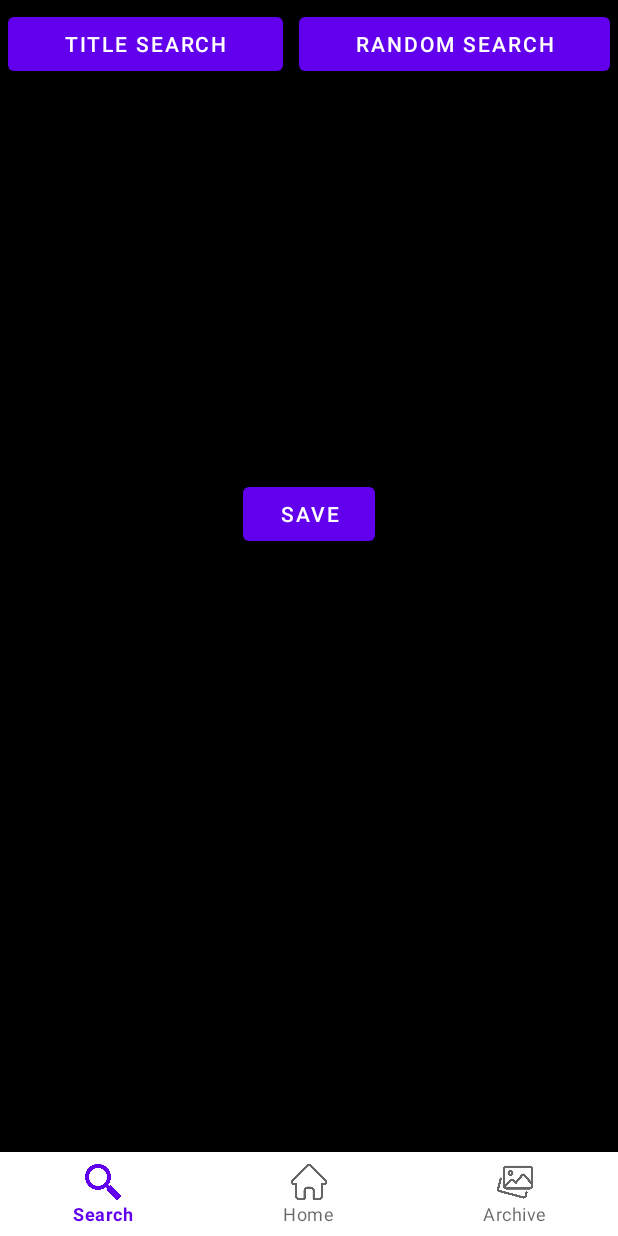
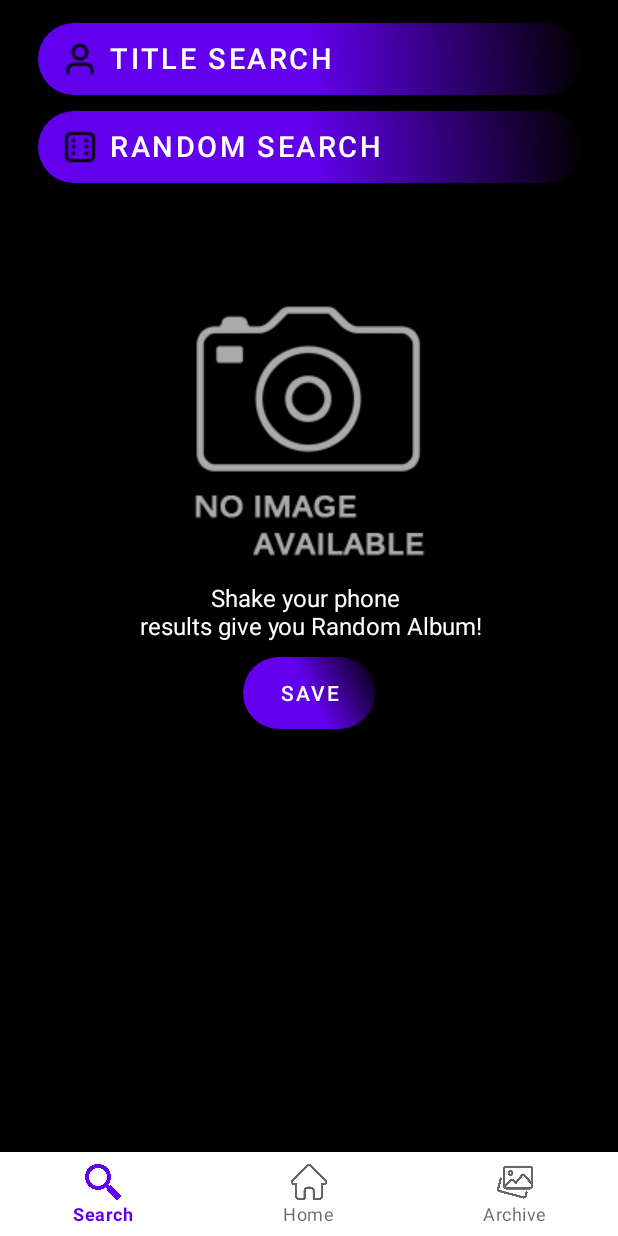
Before and after one commit to mingy1206/23-MP, an Android app: the fragment search placed in its activity, after a tap on "RANDOM SEARCH", on a phone screen of 412 x 824 dp. Run offline under Robolectric (Android 15) with nearby library versions, the phone set to English and light mode, and no system bars; our stand-ins replace Firebase (no records; nobody signed in at launch, a user with empty details on screens opened directly); pictures from the network do not load.

Commit message:
Modified Search Page

```diff
--- a/app/src/main/java/com/gachon/termproject/JsonParserHelper.java
+++ b/app/src/main/java/com/gachon/termproject/JsonParserHelper.java
@@ -33,9 +33,8 @@ public class JsonParserHelper {
             JSONObject jsonObject = new JSONObject(originalJson);
             String jsonChannel = jsonObject.getString("channel");
             JSONObject jsonObject2 = new JSONObject(jsonChannel);
-            JSONArray jsonArray = jsonObject2.getJSONArray("item");
+            JSONObject item = jsonObject2.getJSONObject("item");
 
-            JSONObject item = jsonArray.getJSONObject(0);
             returnResult[0] = item.getString("id");
             returnResult[1] = item.getString("title");
             returnResult[2] = item.getJSONObject("artist").getString("name");
--- a/app/src/main/java/com/gachon/termproject/search.java
+++ b/app/src/main/java/com/gachon/termproject/search.java
@@ -8,6 +8,7 @@ import androidx.fragment.app.Fragment;
 
 import android.os.Handler;
 import android.os.Looper;
+import android.util.Log;
 import android.view.LayoutInflater;
 import android.view.View;
 import android.view.ViewGroup;
@@ -55,7 +56,7 @@ public class search extends Fragment {
     EditText searchKeyword;
     Button searchButton;
     ImageView resImage;
-    TextView resTitle, resAuthor, resID;
+    TextView resTitle, resAuthor;
 
     // DB에 넣을 수도 있는 값
     String[] mappedAlbumId = new String[2]; // 랜덤 샘플링 직후의 ID와 썸네일 링크 저장
@@ -71,7 +72,6 @@ public class search extends Fragment {
         resImage = (ImageView) rootView.findViewById(R.id.searchResultImage);
         resTitle = (TextView) rootView.findViewById(R.id.searchResultTitle);
         resAuthor = (TextView) rootView.findViewById(R.id.searchResultAuthor);
-        resID = (TextView) rootView.findViewById(R.id.searchResultId);
         change_btn1=(Button) rootView.findViewById(R.id.go_to_random1);
         change_fragment=new search_random();
 
@@ -79,10 +79,16 @@ public class search extends Fragment {
         searchButton.setOnClickListener(new View.OnClickListener() {
             @Override
             public void onClick(View v) {
+                resTitle.setText("");
+                resAuthor.setText("Searching... Please wait...");
                 new Thread(() -> {
                     String keyword = searchKeyword.getText().toString();
-                    String searchJsonReturn = ManiaDBConnector.getJsonOfSearch(keyword, "album", 2);
+                    String searchJsonReturn = ManiaDBConnector.getJsonOfSearch(keyword, "album", 1);
                     String[] searchArrayReturn = JsonParserHelper.getSearchResultFromJson(searchJsonReturn);
+
+                    if (searchArrayReturn[0] == null) {
+                        searchArrayReturn[1] = "Song Not Found";
+                    }
 
                     Handler handler = new Handler(Looper.getMainLooper());
 
@@ -90,7 +96,6 @@ public class search extends Fragment {
                         title=searchArrayReturn[1];
                         resTitle.setText(searchArrayReturn[1]);
                         resAuthor.setText(searchArrayReturn[2]);
-                        resID.setText(searchArrayReturn[0]);
                     });
                     new DownloadFilesTask().execute(searchArrayReturn[3]);
                 }).start();
@@ -106,9 +111,15 @@ public class search extends Fragment {
             }
         });
 
+        // 세이브 버튼 눌렀을 때
         save_btn1.setOnClickListener(new View.OnClickListener() {
             @Override
             public void onClick(View v) {
+                if (resTitle.getText().toString().equals("")) {
+                    Toast.makeText(getContext(), "Please search the song first", Toast.LENGTH_SHORT).show();
+                    return;
+                }
+
                 String id = ((FrameActivity)getActivity()).valueOfID();
                 FirebaseArrayUpdater arrayUpdater = new FirebaseArrayUpdater(id);
                 arrayUpdater.addValue(saveImage);
--- a/app/src/main/java/com/gachon/termproject/search_random.java
+++ b/app/src/main/java/com/gachon/termproject/search_random.java
@@ -39,6 +39,11 @@ public class search_random extends Fragment  implements SensorEventListener{
     private long lastShakeTime;
     private Button save_btn2;
     private String saveImage;
+    // 여기부터 내가 직접 적용한 내용분임. 변수값이랑 각종 함수 복사 붙여넣기 하면 될 것.
+    // 레이아웃 변수
+    EditText searchKeyword;
+    TextView tooltipText;
+    ImageView resImage;
 
 
     public search_random() {
@@ -53,12 +58,6 @@ public class search_random extends Fragment  implements SensorEventListener{
 
     }
 
-    // 여기부터 내가 직접 적용한 내용분임. 변수값이랑 각종 함수 복사 붙여넣기 하면 될 것.
-    // 레이아웃 변수
-    EditText searchKeyword;
-    Button searchButton, searchImageId;
-    ImageView resImage;
-    TextView resTitle, resAuthor, resID;
 
     // DB에 넣을 수도 있는 값
     String[] mappedAlbumId = new String[2]; // 랜덤 샘플링 직후의 ID와 썸네일 링크 저장
@@ -74,13 +73,9 @@ public class search_random extends Fragment  implements SensorEventListener{
         ViewGroup rootView = (ViewGroup) inflater.inflate(R.layout.fragment_search_random, container, false);
         save_btn2 =(Button) rootView.findViewById(R.id.saveButton2);
         searchKeyword = (EditText) rootView.findViewById(R.id.searchKeyword);
-        searchButton = (Button) rootView.findViewById(R.id.searchButton);
-        searchImageId = (Button) rootView.findViewById(R.id.saveButton2);
         resImage = (ImageView) rootView.findViewById(R.id.searchResultImage);
-        resTitle = (TextView) rootView.findViewById(R.id.searchResultTitle);
-        resAuthor = (TextView) rootView.findViewById(R.id.searchResultAuthor);
-        resID = (TextView) rootView.findViewById(R.id.searchResultId);
         change_btn2=(Button) rootView.findViewById(R.id.go_to_title2);
+        tooltipText = (TextView) rootView.findViewById(R.id.randomTooltip);
         change_fragment=new search();
 
 
@@ -92,9 +87,16 @@ public class search_random extends Fragment  implements SensorEventListener{
                 ((FrameActivity)getActivity()).loadFragment(change_fragment);
             }
         });
+
+        // 세이브 버튼 눌렀을 때
         save_btn2.setOnClickListener(new View.OnClickListener() {
             @Override
             public void onClick(View v) {
+                if (saveImage == null) {
+                    Toast.makeText(getContext(), "Please roll the image first.", Toast.LENGTH_SHORT).show();
+                    return;
+                }
+
                 String id = ((FrameActivity)getActivity()).valueOfID();
                 FirebaseArrayUpdater arrayUpdater = new FirebaseArrayUpdater(id);
                 arrayUpdater.addValue(saveImage);
@@ -129,6 +131,7 @@ public class search_random extends Fragment  implements SensorEventListener{
             double acceleration = sqrt(abs(x) +abs(y) +abs(z));
 
             if(acceleration>(5.8)){
+                tooltipText.setText("Random Sampling... Please wait...");
                 new Thread(() -> {
                     int loopCount = 0;
                     int randId;
@@ -143,7 +146,7 @@ public class search_random extends Fragment  implements SensorEventListener{
                     String finalRandId = Integer.toString(randId);
                     Handler handler = new Handler(Looper.getMainLooper());
                     handler.post(() -> {
-                        resID.setText(finalRandId);
+                        tooltipText.setText("Here are random sampled album!");
                     });
                     new DownloadFilesTask().execute(thumbnail);
                     mappedAlbumId[0] = finalRandId;
@@ -169,7 +172,7 @@ public class search_random extends Fragment  implements SensorEventListener{
             Bitmap bmp = null;
             try{
                 String img_url = strings[0];
-                saveImage =img_url;
+                saveImage = img_url;
                 URL url = new URL(img_url);
                 bmp = BitmapFactory.decodeStream(url.openConnection().getInputStream());
             } catch(IOException e) {
--- a/app/src/main/res/layout/fragment_search_random.xml
+++ b/app/src/main/res/layout/fragment_search_random.xml
@@ -7,28 +7,39 @@
 
     <!-- TODO: Update blank fragment layout -->
     <RelativeLayout
+        android:layout_marginTop="10dp"
         android:layout_width="match_parent"
         android:layout_height="match_parent"
         android:orientation="vertical">
         <LinearLayout
-            android:id="@+id/change"
+            android:id="@+id/change2"
             android:layout_width="match_parent"
             android:layout_height="wrap_content"
-            android:orientation="horizontal"
+            android:orientation="vertical"
+            android:layout_marginLeft="20dp"
+            android:layout_marginRight="20dp"
             >
 
             <Button
                 android:id="@+id/go_to_title2"
-                android:layout_width="wrap_content"
+                android:layout_width="match_parent"
                 android:layout_height="wrap_content"
+                android:textSize="19dp"
                 android:text="Title Search"
+                android:gravity="left"
+                android:background="@drawable/rounded_corner"
                 android:layout_weight="1"
+                android:drawableLeft="@drawable/login_btn2"
                 android:layout_margin="5dp"/>
             <Button
                 android:id="@+id/go_to_random2"
-                android:layout_width="wrap_content"
+                android:layout_width="match_parent"
                 android:layout_height="wrap_content"
-                android:text="random search"
+                android:textSize="19dp"
+                android:background="@drawable/rounded_corner"
+                android:gravity="left"
+                android:text="Random Search"
+                android:drawableLeft="@drawable/random_search"
                 android:layout_weight="1"
                 android:layout_margin="5dp"/>
         </LinearLayout>
@@ -38,7 +49,7 @@
             android:layout_width="match_parent"
             android:layout_height="60dp"
             android:orientation="horizontal"
-            android:layout_below="@id/change">
+            android:layout_below="@id/change2">
 
 
         </LinearLayout>
@@ -49,6 +60,18 @@
             android:layout_width="200dp"
             android:layout_height="200dp"
             android:layout_below="@id/search_bar"
+            android:src="@drawable/noimageicon"
+            android:layout_centerHorizontal="true" />
+
+        <TextView
+            android:id="@+id/randomTooltip"
+            android:layout_width="wrap_content"
+            android:layout_height="wrap_content"
+            android:textSize="16sp"
+            android:text="Shake your phone \n results give you Random Album!"
+            android:textAlignment="center"
+            android:textColor="@color/white"
+            android:layout_below="@id/searchResultImage"
             android:layout_centerHorizontal="true" />
 
         <Button
@@ -56,35 +79,11 @@
             android:layout_width="wrap_content"
             android:layout_height="wrap_content"
             android:text="save"
-            android:layout_below="@id/searchResultImage"
+            android:background="@drawable/rounded_corner"
+            android:layout_marginTop="10dp"
+            android:layout_below="@id/randomTooltip"
             android:layout_centerHorizontal="true"
             />
-        <TextView
-            android:id="@+id/searchResultTitle"
-            android:layout_width="wrap_content"
-            android:layout_height="wrap_content"
-            android:textSize="20sp"
-            android:text="Title"
-            android:layout_below="@id/saveButton2"
-            android:layout_centerHorizontal="true" />
-
-        <TextView
-            android:id="@+id/searchResultAuthor"
-            android:layout_width="wrap_content"
-            android:layout_height="wrap_content"
-            android:textSize="20sp"
-            android:text="Author"
-            android:layout_below="@id/searchResultTitle"
-            android:layout_centerHorizontal="true" />
-
-        <TextView
-            android:id="@+id/searchResultId"
-            android:layout_width="wrap_content"
-            android:layout_height="wrap_content"
-            android:textSize="20sp"
-            android:text="ID"
-            android:layout_below="@id/searchResultAuthor"
-            android:layout_centerHorizontal="true" />
 
     </RelativeLayout>
 
```
Also changed, not shown: app/src/main/res/layout/fragment_search.xml (+22 -27 lines).
